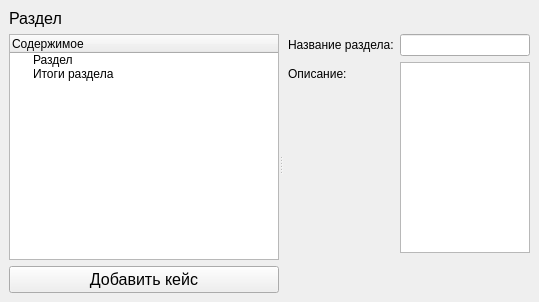
TheMrButcher/offline-mentor, file editor/sectioneditform.ui: the form before one commit.
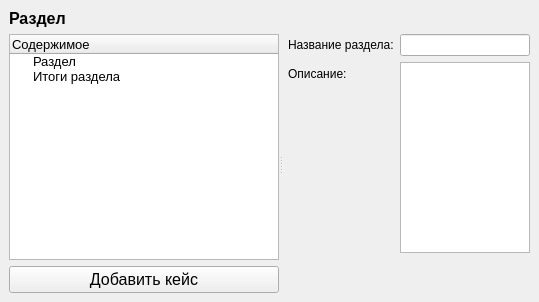
The form after the commit. Icons and pictures are not drawn.

```diff
--- a/editor/sectioneditform.ui
+++ b/editor/sectioneditform.ui
@@ -37,6 +37,8 @@
      <property name="font">
       <font>
        <pointsize>12</pointsize>
+       <weight>75</weight>
+       <bold>true</bold>
       </font>
      </property>
      <property name="text">
@@ -68,6 +70,11 @@
            <height>0</height>
           </size>
          </property>
+         <property name="font">
+          <font>
+           <pointsize>10</pointsize>
+          </font>
+         </property>
          <property name="dragEnabled">
           <bool>true</bool>
          </property>
```
